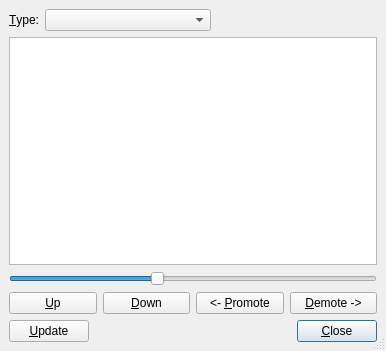
This is src/frontends/qt4/ui/QTocUi.ui in cburschka/lyx as Qt 5 draws it before an edit. The edited form follows.
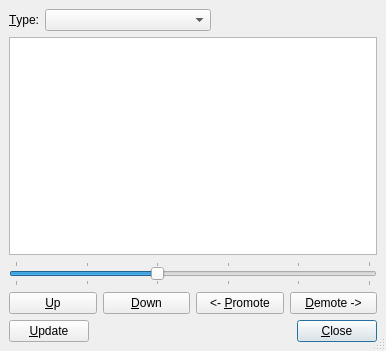
This is the edited form.

Commit message: Add ticks to the slider.

```diff
--- a/src/frontends/qt4/ui/QTocUi.ui
+++ b/src/frontends/qt4/ui/QTocUi.ui
@@ -114,6 +114,9 @@
      <property name="orientation" >
       <enum>Qt::Horizontal</enum>
      </property>
+     <property name="tickPosition" >
+      <enum>QSlider::TicksBothSides</enum>
+     </property>
     </widget>
    </item>
    <item row="0" column="0" >
```
Left out of the diff: 10 changed lines with no effect on the pictures.
